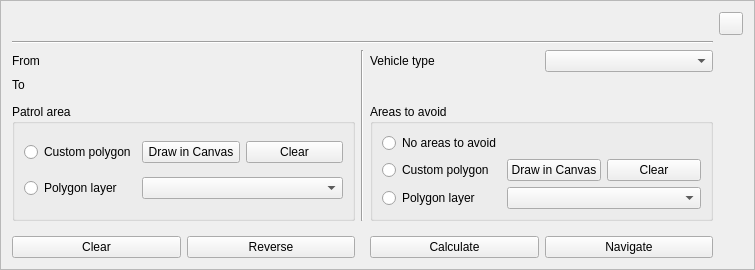
Before: the Qt Designer form kadasrouting/gui/cpbottombar.ui in kadas-albireo/kadas-albireo2, drawn with Qt 5.
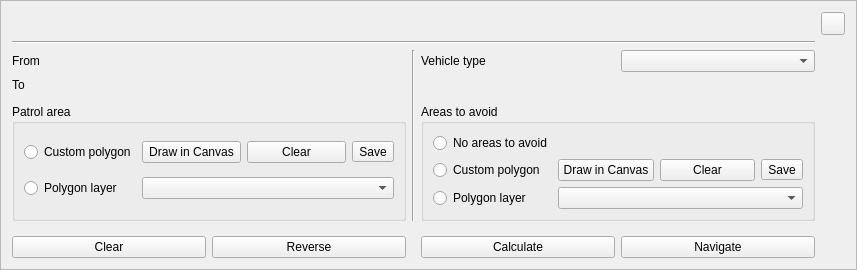
After: the same form once the commit is applied. Icons and pictures are not drawn.

What changed in the file:
```diff
--- a/kadasrouting/gui/cpbottombar.ui
+++ b/kadasrouting/gui/cpbottombar.ui
@@ -6,7 +6,7 @@
    <rect>
     <x>0</x>
     <y>0</y>
-    <width>755</width>
+    <width>857</width>
     <height>270</height>
    </rect>
   </property>
@@ -126,9 +126,6 @@
         </property>
        </widget>
       </item>
-      <item row="2" column="1" colspan="2">
-       <widget class="QComboBox" name="comboAreasToAvoidLayers"/>
-      </item>
       <item row="0" column="0">
        <widget class="QRadioButton" name="radioAreasToAvoidNone">
         <property name="text">
@@ -143,6 +140,16 @@
         </property>
        </widget>
       </item>
+      <item row="1" column="3">
+       <widget class="QToolButton" name="btnAreasToAvoidSave">
+        <property name="text">
+         <string>Save</string>
+        </property>
+       </widget>
+      </item>
+      <item row="2" column="1" colspan="3">
+       <widget class="QComboBox" name="comboAreasToAvoidLayers"/>
+      </item>
      </layout>
     </widget>
    </item>
@@ -227,9 +234,6 @@
         </property>
        </widget>
       </item>
-      <item row="3" column="2" colspan="2">
-       <widget class="QComboBox" name="comboPatrolAreaLayers"/>
-      </item>
       <item row="2" column="0">
        <widget class="QRadioButton" name="radioPatrolAreaPolygon">
         <property name="text">
@@ -254,6 +258,16 @@
         </property>
        </widget>
       </item>
+      <item row="2" column="4">
+       <widget class="QToolButton" name="btnPatrolAreaSave">
+        <property name="text">
+         <string>Save</string>
+        </property>
+       </widget>
+      </item>
+      <item row="3" column="2" colspan="3">
+       <widget class="QComboBox" name="comboPatrolAreaLayers"/>
+      </item>
      </layout>
     </widget>
    </item>
```
